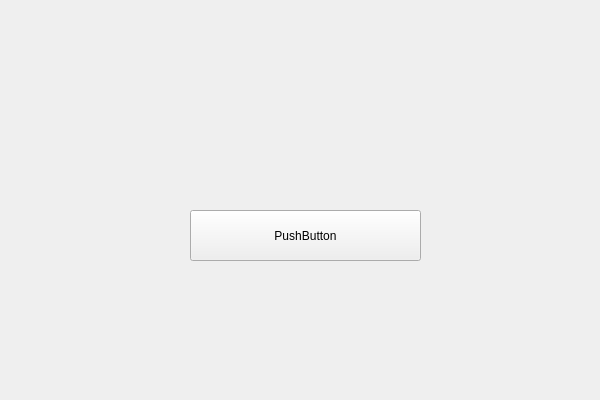
Qt form WinBlitz/CookieClicker.ui (PyroWilDx/WinBlitz) before a commit.
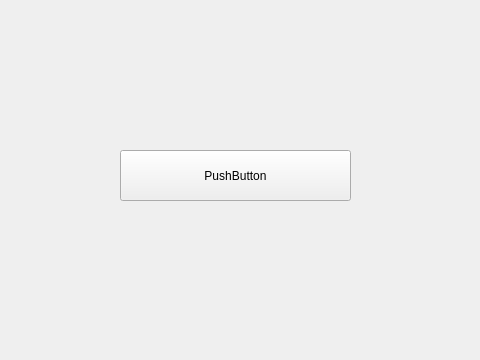
The same form after that commit.

Patch:
```diff
--- a/WinBlitz/CookieClicker.ui
+++ b/WinBlitz/CookieClicker.ui
@@ -6,8 +6,8 @@
    <rect>
     <x>0</x>
     <y>0</y>
-    <width>600</width>
-    <height>400</height>
+    <width>480</width>
+    <height>360</height>
    </rect>
   </property>
   <property name="windowTitle">
@@ -16,8 +16,8 @@
   <widget class="QLabel" name="Info1">
    <property name="geometry">
     <rect>
-     <x>150</x>
-     <y>70</y>
+     <x>70</x>
+     <y>30</y>
      <width>341</width>
      <height>81</height>
     </rect>
@@ -37,8 +37,8 @@
   <widget class="QPushButton" name="Cookie">
    <property name="geometry">
     <rect>
-     <x>190</x>
-     <y>210</y>
+     <x>120</x>
+     <y>150</y>
      <width>231</width>
      <height>51</height>
     </rect>
@@ -50,8 +50,8 @@
   <widget class="QLabel" name="PressCount">
    <property name="geometry">
     <rect>
-     <x>140</x>
-     <y>310</y>
+     <x>60</x>
+     <y>240</y>
      <width>341</width>
      <height>81</height>
     </rect>
```
